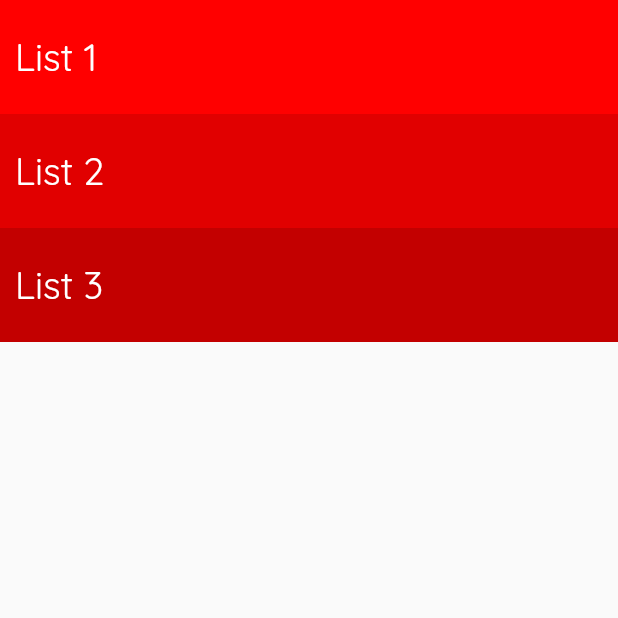
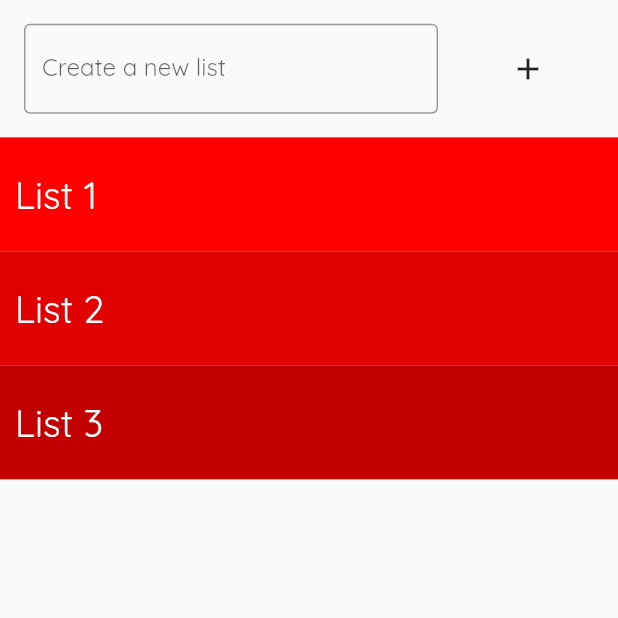
Before and after one commit to iamazizur/Flutter-To-Do-App, a Flutter app: the screen it shows after launch, on a phone screen of 412 x 824 dp, the top half of it. Run offline on Flutter 3.47's test engine with Material 2 defaults, Android fonts, the phone set to English and light mode, and no system bars; our stand-ins replace google_fonts, hexcolor.

Commit message:
add list functionality added

```diff
--- a/clear_to_do/lib/screens/main_screen/main_screen.dart
+++ b/clear_to_do/lib/screens/main_screen/main_screen.dart
@@ -13,10 +13,51 @@
 }
 
 class _MainScreenState extends State<MainScreen> {
+  TextEditingController createListText = TextEditingController();
+  String userListValue = '';
   @override
   Widget build(BuildContext context) {
     return Scaffold(
-      body: Center(
+      body: SafeArea(
+        child: Column(
+          mainAxisSize: MainAxisSize.min,
+          children: [
+            Expanded(
+              flex: 1,
+              child: Container(
+                // color: Colors.amber,
+                child: Center(
+                  child: ListTile(
+                    title: TextField(
+                      onChanged: (value) {
+                        userListValue = value;
+                        print(value);
+                      },
+                      decoration: InputDecoration(
+                        labelText: 'Create a new list',
+                        border: OutlineInputBorder(),
+                      ),
+                    ),
+                    trailing: MaterialButton(
+                      onPressed: () {
+                        setState(() {
+                          Map<String, Object> map = {
+                            // 'name' : createListText.text.toString(),
+                            'name': userListValue,
+                            'task': []
+                          };
+                          headingTaskList.add(map);
+                          print(map);
+                        });
+                      },
+                      child: Icon(Icons.add),
+                    ),
+                  ),
+                ),
+              ),
+            ),
+            Expanded(
+              flex: 8,
               child: ListView.builder(
                 itemCount: headingTaskList.length,
                 itemBuilder: (context, index) {
@@ -49,6 +90,9 @@
                 },
               ),
             ),
+          ],
+        ),
+      ),
     );
   }
 }
```
Lines whose indentation alone changed are shown as unchanged.
